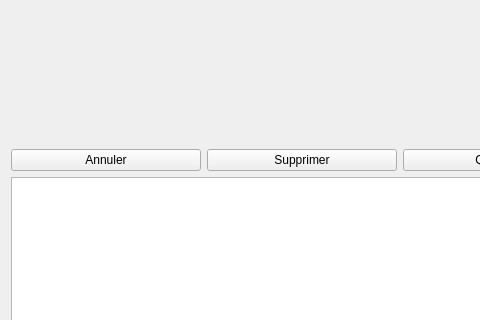
Above: mainwindow.ui from Yt-trium/HgPOS_OLD before the change; both pictures show x 0 to 480 and y 144 to 464 of the 800 by 600 pixel window. Below: the same form after it.
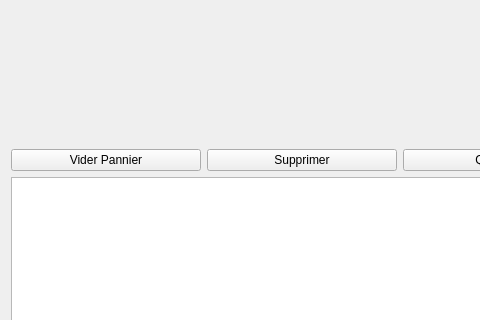
That is the form after the change. Icons and pictures are not drawn.

Diff of the .ui file:
```diff
--- a/mainwindow.ui
+++ b/mainwindow.ui
@@ -50,7 +50,7 @@
       <item>
        <widget class="QPushButton" name="pushButtonAnnuler">
         <property name="text">
-         <string>Annuler</string>
+         <string>Vider Pannier</string>
         </property>
        </widget>
       </item>
```
Left out of the diff: 33 changed lines with no effect on the pictures.
